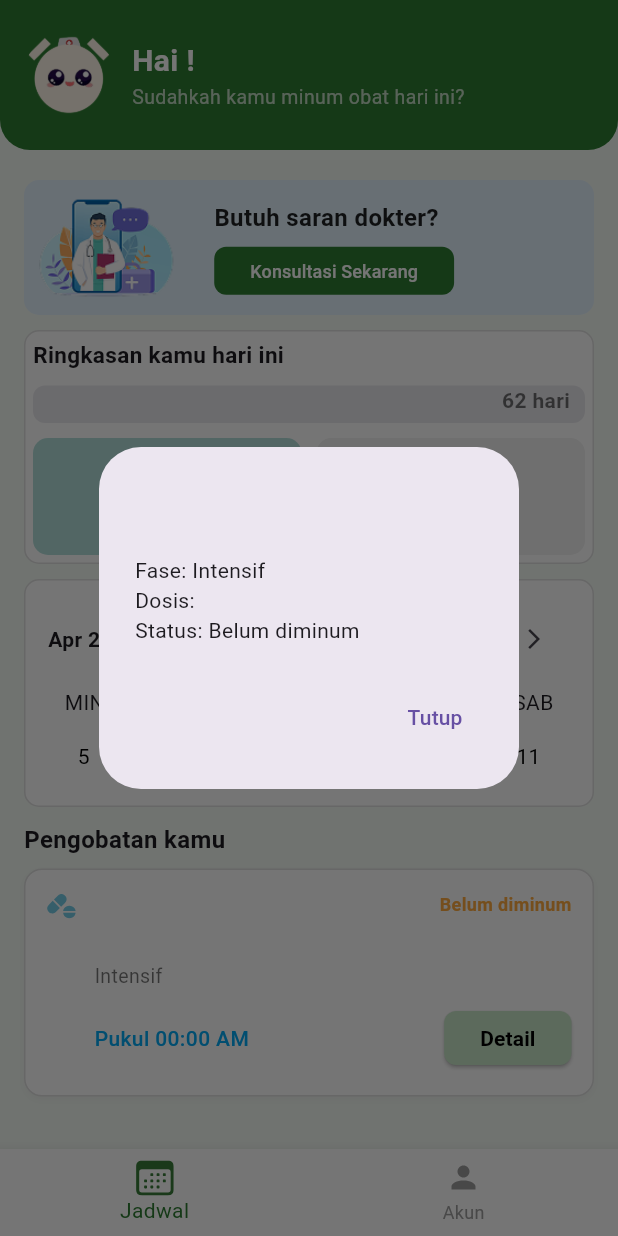
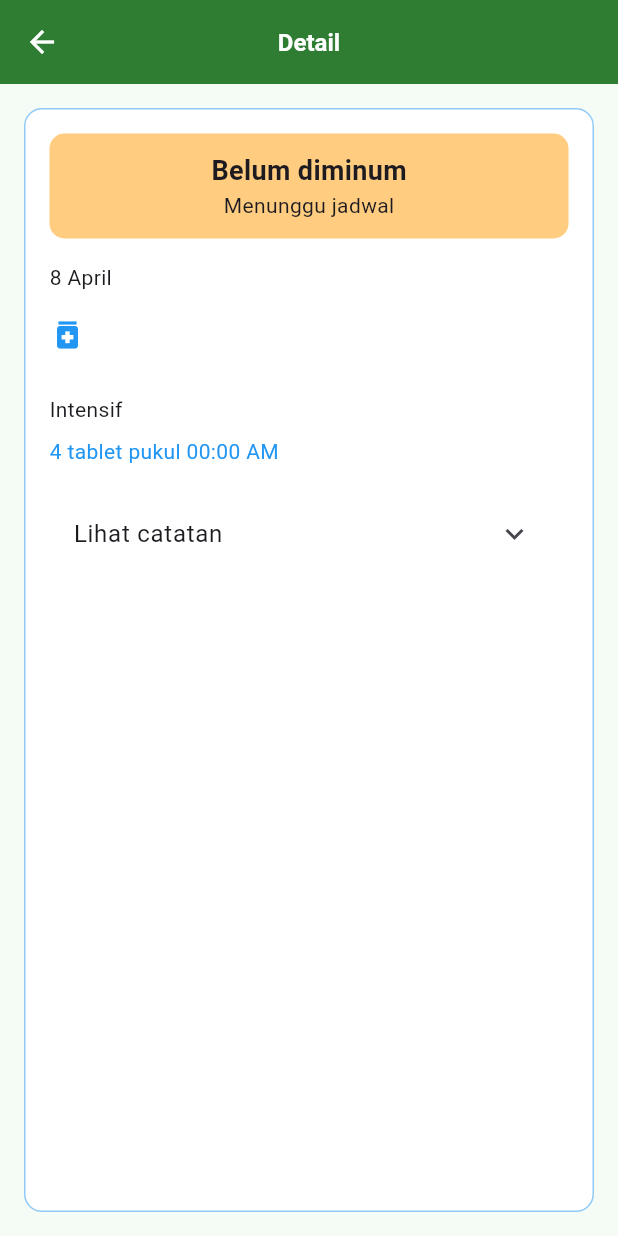
Before and after one commit to putrafir/tbmate-pengingat-minum-obat, a Flutter app: the SetWaktu screen opened by its route, after a tap on "Selesai", after a tap on the "arrow forward ios" icon, after a tap on "Detail", on a phone screen of 412 x 824 dp. Run offline on Flutter 3.47's test engine with Material 3 defaults, Android fonts, the light colour scheme and no system bars; our stand-ins replace audioplayers, awesome_notifications, camera, cloud_firestore, firebase_auth, firebase_core and 5 more; accounts and stored records are empty; generated files the repository leaves out were written again; Roboto replaces fonts that are missing (Poppins).

Commit message:
feat: halaman detail riwayat

```diff
--- a/lib/app_router.dart
+++ b/lib/app_router.dart
@@ -3,6 +3,7 @@ import 'package:go_router/go_router.dart';
 import 'package:tbmate_kmipn/auth/signup_page.dart';
 import 'package:tbmate_kmipn/auth/login_page.dart';
 import 'package:tbmate_kmipn/pages/beratbadan.dart';
+import 'package:tbmate_kmipn/pages/detail_riwayat.dart';
 import 'package:tbmate_kmipn/pages/input_role.dart';
 import 'package:tbmate_kmipn/pages/inputname.dart';
 import 'package:tbmate_kmipn/pages/inputusia.dart';
@@ -117,4 +118,21 @@ final GoRouter appRouter = GoRouter(navigatorKey:navigatorKey, initialLocation:
     },
   ),
 
+  GoRoute(
+  path: '/detail-riwayat',
+  name: 'detail-riwayat',
+  builder: (context, state) {
+    final data = state.extra as Map<String, dynamic>;
+
+    return DetailRiwayat(
+      namaObat: data['namaObat'],
+      dosis: data['dosis'],
+      fase: data['fase'],
+      status: data['status'],
+      waktu: data['waktu'],
+      tanggal: data['tanggal'],
+    );
+  },
+),
+
 ]);
--- /dev/null
+++ b/lib/pages/detail_riwayat.dart
@@ -0,0 +1,173 @@
+import 'package:flutter/material.dart';
+import 'package:intl/intl.dart';
+
+class DetailRiwayat extends StatelessWidget {
+  final String namaObat;
+  final String dosis;
+  final String fase;
+  final String status;
+  final String waktu;
+  final String tanggal;
+
+  const DetailRiwayat({
+    super.key,
+    required this.namaObat,
+    required this.dosis,
+    required this.fase,
+    required this.status,
+    required this.waktu,
+    required this.tanggal,
+  });
+
+  @override
+  Widget build(BuildContext context) {
+    // ================= STATUS DINAMIS =================
+    bool isDiminum = status == "Sudah diminum" || status == "Terlambat";
+    bool isDilewati = status == "Dilewati";
+
+    Color bgColor;
+    String titleText;
+    String subtitleText;
+
+    if (isDiminum) {
+      bgColor = Colors.green.shade200;
+      titleText = "Diminum";
+      subtitleText = "Diminum pada pukul $waktu";
+    } else if (isDilewati) {
+      bgColor = Colors.grey.shade300;
+      titleText = "Dilewati";
+      subtitleText = "Obat tidak diminum";
+    } else {
+      bgColor = Colors.orange.shade200;
+      titleText = "Belum diminum";
+      subtitleText = "Menunggu jadwal";
+    }
+    // ================= FORMAT TANGGAL =================
+    DateTime parsedDate = DateTime.parse(tanggal);
+    String formattedDate = DateFormat('d MMMM', 'id_ID').format(parsedDate);
+
+    return Scaffold(
+      backgroundColor: const Color(0xFFF5FBF5),
+
+      // ================= HEADER =================
+      appBar: AppBar(
+        backgroundColor: const Color(0xFF2E7D32),
+
+        iconTheme: const IconThemeData(
+          color: Colors.white,
+        ),
+
+        title: const Text(
+          "Detail",
+          style: TextStyle(
+            color: Colors.white,
+            fontSize: 16,
+            fontWeight: FontWeight.bold,
+          ),
+        ),
+
+        centerTitle: true,
+      ),
+
+      body: Padding(
+        padding: const EdgeInsets.all(16),
+        child: Container(
+          decoration: BoxDecoration(
+            borderRadius: BorderRadius.circular(12),
+            border: Border.all(color: Colors.blue.shade200),
+            color: Colors.white,
+          ),
+          padding: const EdgeInsets.all(16),
+
+          child: Column(
+            crossAxisAlignment: CrossAxisAlignment.start,
+            children: [
+              // ================= STATUS =================
+              Container(
+                width: double.infinity,
+                padding: const EdgeInsets.symmetric(vertical: 12),
+                decoration: BoxDecoration(
+                  color: bgColor,
+                  borderRadius: BorderRadius.circular(10),
+                ),
+                child: Column(
+                  children: [
+                    Text(
+                      titleText,
+                      style: const TextStyle(
+                        fontWeight: FontWeight.bold,
+                        fontSize: 18,
+                      ),
+                    ),
+                    Text(subtitleText),
+                  ],
+                ),
+              ),
+
+              const SizedBox(height: 16),
+
+              // ================= TANGGAL =================
+              Text(formattedDate),
+
+              const SizedBox(height: 16),
+
+              // ================= INFO OBAT =================
+              Row(
+                children: [
+                  const Icon(Icons.medication, color: Colors.blue),
+                  const SizedBox(width: 8),
+                  Expanded(
+                    child: Text(
+                      namaObat,
+                      style: const TextStyle(
+                        fontWeight: FontWeight.bold,
+                      ),
+                    ),
+                  ),
+                  // Container(
+                  //   padding:
+                  //       const EdgeInsets.symmetric(horizontal: 8, vertical: 4),
+                  //   decoration: BoxDecoration(
+                  //     color: Colors.green,
+                  //     borderRadius: BorderRadius.circular(8),
+                  //   ),
+                  //   child: const Text(
+                  //     "Terlambat",
+                  //     style: TextStyle(color: Colors.white, fontSize: 10),
+                  //   ),
+                  // )
+                ],
+              ),
+
+              const SizedBox(height: 8),
+              Text(dosis),
+              Text(fase),
+
+              const SizedBox(height: 8),
+              Text(
+                "4 tablet pukul $waktu",
+                style: const TextStyle(color: Colors.blue),
+              ),
+
+              const SizedBox(height: 16),
+
+              // ================= DROPDOWN CATATAN (DUMMY) =================
+              ExpansionTile(
+                title: const Text("Lihat catatan"),
+                children: const [
+                  Padding(
+                    padding: EdgeInsets.all(8.0),
+                    child: Text(
+                      "Tidak ada catatan untuk jadwal ini.",
+                      style: TextStyle(color: Colors.grey),
+                    ),
+                  )
+                ],
+              )
+            ],
+          ),
+        ),
+      ),
+    );
+  }
+}
--- a/lib/pages/jadwal_page.dart
+++ b/lib/pages/jadwal_page.dart
@@ -4,6 +4,7 @@ import 'package:cloud_firestore/cloud_firestore.dart';
 import 'package:firebase_auth/firebase_auth.dart';
 import 'package:intl/intl.dart';
 import 'package:tbmate_kmipn/pages/camera_ingestion_page.dart';
+import 'package:go_router/go_router.dart';
 
 class JadwalPage extends StatefulWidget {
   final String nickName;
@@ -64,7 +65,7 @@ class _JadwalPageState extends State<JadwalPage> {
             Container(
               width: MediaQuery.of(context).size.width,
               decoration: const BoxDecoration(
-                color: Color(0xFF2E7D32),
+                color: Color.fromRGBO(46, 125, 50, 1),
                 borderRadius: BorderRadius.only(
                   bottomLeft: Radius.circular(20),
                   bottomRight: Radius.circular(20),
@@ -655,25 +656,16 @@ class _JadwalPageState extends State<JadwalPage> {
                                                               ),
                                                             );
                                                           } else {
-                                                            showDialog(
-                                                              context: context,
-                                                              builder: (_) =>
-                                                                  AlertDialog(
-                                                                title: Text(
-                                                                    namaObat),
-                                                                content: Text(
-                                                                  "Fase: $fase\nDosis: $dosis\nStatus: $status",
-                                                                ),
-                                                                actions: [
-                                                                  TextButton(
-                                                                    onPressed: () =>
-                                                                        Navigator.pop(
-                                                                            context),
-                                                                    child: const Text(
-                                                                        "Tutup"),
-                                                                  ),
-                                                                ],
-                                                              ),
+                                                            context.pushNamed(
+                                                              'detail-riwayat',
+                                                              extra: {
+                                                                'namaObat': namaObat,
+                                                                'dosis': dosis,
+                                                                'fase': fase,
+                                                                'status': status,
+                                                                'waktu': waktuMinum,
+                                                                'tanggal': tanggal,
+                                                              },
                                                             );
                                                           }
                                                         },
```
Also changed, not shown: 1 other file.
